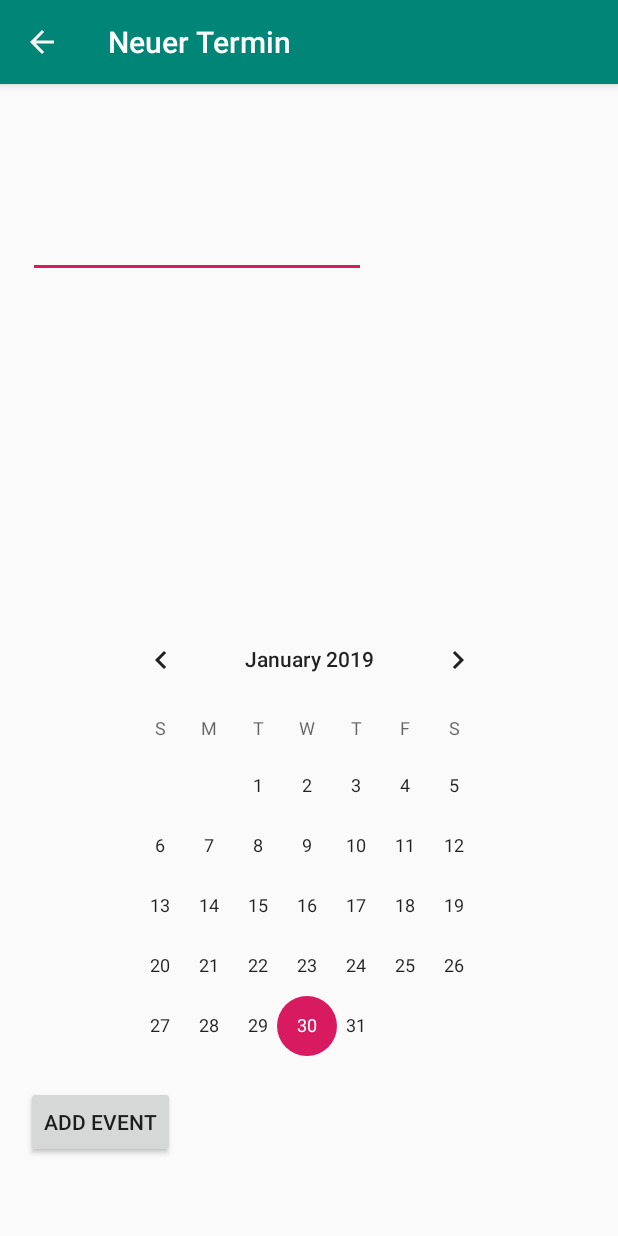
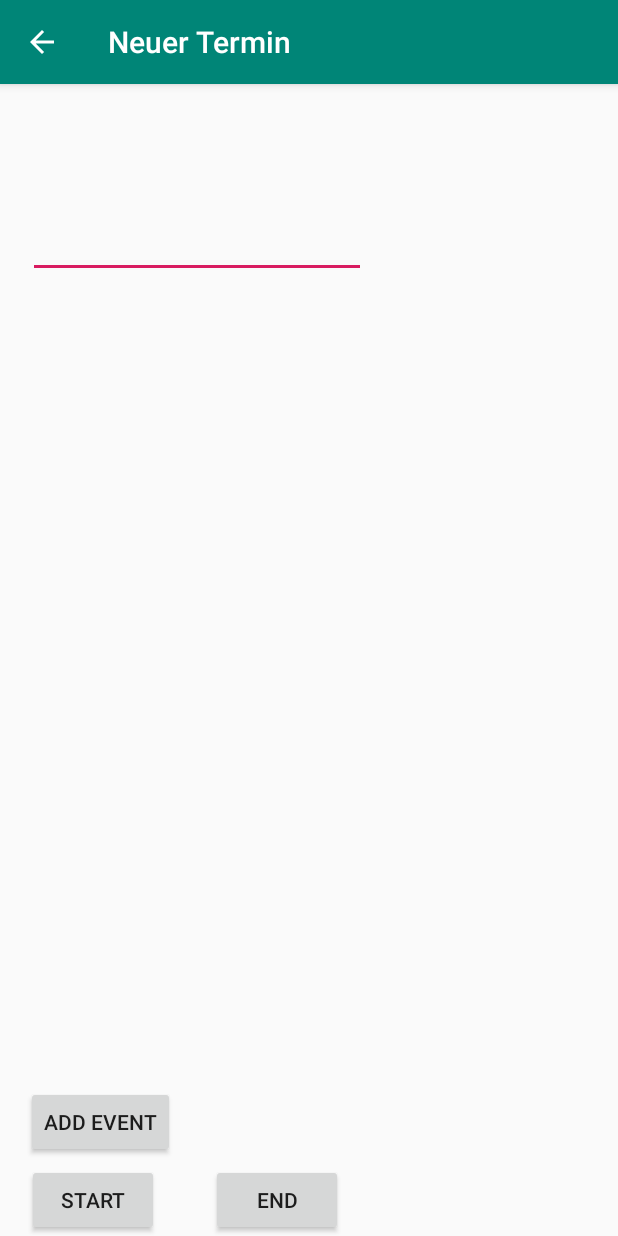
Before and after one commit to Lea97/FamilyManager, an Android app: the AddEventActivity screen opened directly, with no data from a screen before it, on a phone screen of 412 x 824 dp. Run offline under Robolectric (Android 15) with nearby library versions, the phone set to English and light mode, and no system bars; our stand-ins replace Firebase (no records; nobody signed in at launch, a user with empty details on screens opened directly).

Commit message:
added date picker to add event activity

```diff
--- a/app/src/main/java/dhbw/familymanager/familymanager/AddEventActivity.java
+++ b/app/src/main/java/dhbw/familymanager/familymanager/AddEventActivity.java
@@ -2,6 +2,7 @@ package dhbw.familymanager.familymanager;
 
 import android.app.Activity;
 import android.app.DatePickerDialog;
+import android.app.DialogFragment;
 import android.os.Bundle;
 import android.support.annotation.NonNull;
 import android.support.v7.app.AppCompatActivity;
@@ -25,7 +26,7 @@ import java.util.Random;
 import dhbw.familymanager.familymanager.controller.EventRepository;
 import dhbw.familymanager.familymanager.model.Event;
 
-class AddEventActivity extends AppCompatActivity {
+class AddEventActivity extends AppCompatActivity implements DatePickerDialog.OnDateSetListener {
 
     private static final String TAG="CalendarActivity";
     private CalendarView calendar;
@@ -45,14 +46,35 @@ class AddEventActivity extends AppCompatActivity {
         setContentView(R.layout.add_event);
         repository = EventRepository.getInstance(EventRepository.RepositoryMode.PRODUCTIVE);
         title=findViewById(R.id.eventTitle);
+        Button start=findViewById(R.id.eventStart);
+        Button end=findViewById(R.id.end);
+        start.setOnClickListener(new View.OnClickListener() {
+            @Override
+            public void onClick(View v) {
+                DatePickerFragment fragment = new DatePickerFragment();
+                fragment.show(getFragmentManager(), "datePicker");
 
 
-        calendar = (CalendarView) findViewById(R.id.calendarView);
-        calendar.setOnDateChangeListener(new CalendarView.OnDateChangeListener() {
+
+            }
+        });
+
+        end.setOnClickListener(new View.OnClickListener() {
             @Override
-            public void onSelectedDayChange(@NonNull CalendarView view, int year, int month, int dayOfMonth) {
+            public void onClick(View v) {
+                DatePickerFragment fragment = new DatePickerFragment();
+                fragment.show(getFragmentManager(), "datePicker");
 
-                eventStart = new GregorianCalendar(year, month, dayOfMonth);
+            }
+        });
+
+
+        //calendar = (CalendarView) findViewById(R.id.calendarView);
+//        calendar.setOnDateChangeListener(new CalendarView.OnDateChangeListener() {
+           // @Override
+           // public void onSelectedDayChange(@NonNull CalendarView view, int year, int month, int dayOfMonth) {
+
+             //   eventStart = new GregorianCalendar(year, month, dayOfMonth);
 
 
 
@@ -61,8 +83,8 @@ class AddEventActivity extends AppCompatActivity {
                 //eventDate = year + " /" + dayOfMonth + " /" + (month+1);
 
                 //Log.d(TAG, "Selected date: " + eventDate);
-            }
-        });
+           // }
+        //});
 
         saveEventBtn = findViewById(R.id.saveEvent);
        saveEventBtn.setOnClickListener(new View.OnClickListener() {
@@ -100,4 +122,11 @@ class AddEventActivity extends AppCompatActivity {
        });}
 
 
+    @Override
+    public void onDateSet(DatePicker view, int year, int month, int dayOfMonth) {
+        Calendar cal = new GregorianCalendar(year, month, dayOfMonth);
+        final DateFormat dateFormat = DateFormat.getDateInstance(DateFormat.MEDIUM);
+        //((TextView) findViewById(R.id.showDate)).setText(dateFormat.format(cal.getTime()));
+
+    }
 }
--- a/app/src/main/res/layout/add_event.xml
+++ b/app/src/main/res/layout/add_event.xml
@@ -19,16 +19,6 @@
         app:layout_constraintTop_toTopOf="parent"
         app:layout_constraintVertical_bias="0.126" />
 
-    <CalendarView
-        android:id="@+id/calendarView"
-        android:layout_width="271dp"
-        android:layout_height="318dp"
-        android:layout_marginBottom="100dp"
-        app:layout_constraintBottom_toBottomOf="parent"
-        app:layout_constraintHorizontal_bias="0.504"
-        app:layout_constraintLeft_toLeftOf="parent"
-        app:layout_constraintRight_toRightOf="parent" />
-
     <Button
         android:id="@+id/saveEvent"
         android:layout_width="wrap_content"
@@ -40,5 +30,29 @@
         app:layout_constraintLeft_toLeftOf="parent"
         app:layout_constraintRight_toRightOf="parent" />
 
+    <Button
+        android:id="@+id/eventStart"
+        android:layout_width="wrap_content"
+        android:layout_height="wrap_content"
+        android:text="Start"
+        android:onClick="datePicker"
+        tools:layout_editor_absoluteX="16dp"
+        tools:layout_editor_absoluteY="115dp"
+        app:layout_constraintBottom_toBottomOf="parent"
+        app:layout_constraintHorizontal_bias="0.056"
+        app:layout_constraintLeft_toLeftOf="parent"
+        app:layout_constraintRight_toRightOf="parent"/>
+
+    <Button
+        android:id="@+id/end"
+        android:layout_width="wrap_content"
+        android:layout_height="wrap_content"
+        android:onClick="datePicker"
+        android:text="End"
+        app:layout_constraintBottom_toBottomOf="parent"
+        app:layout_constraintHorizontal_bias="0.435"
+        app:layout_constraintLeft_toLeftOf="parent"
+        app:layout_constraintRight_toRightOf="parent" />
+
 
 </android.support.constraint.ConstraintLayout>
```
